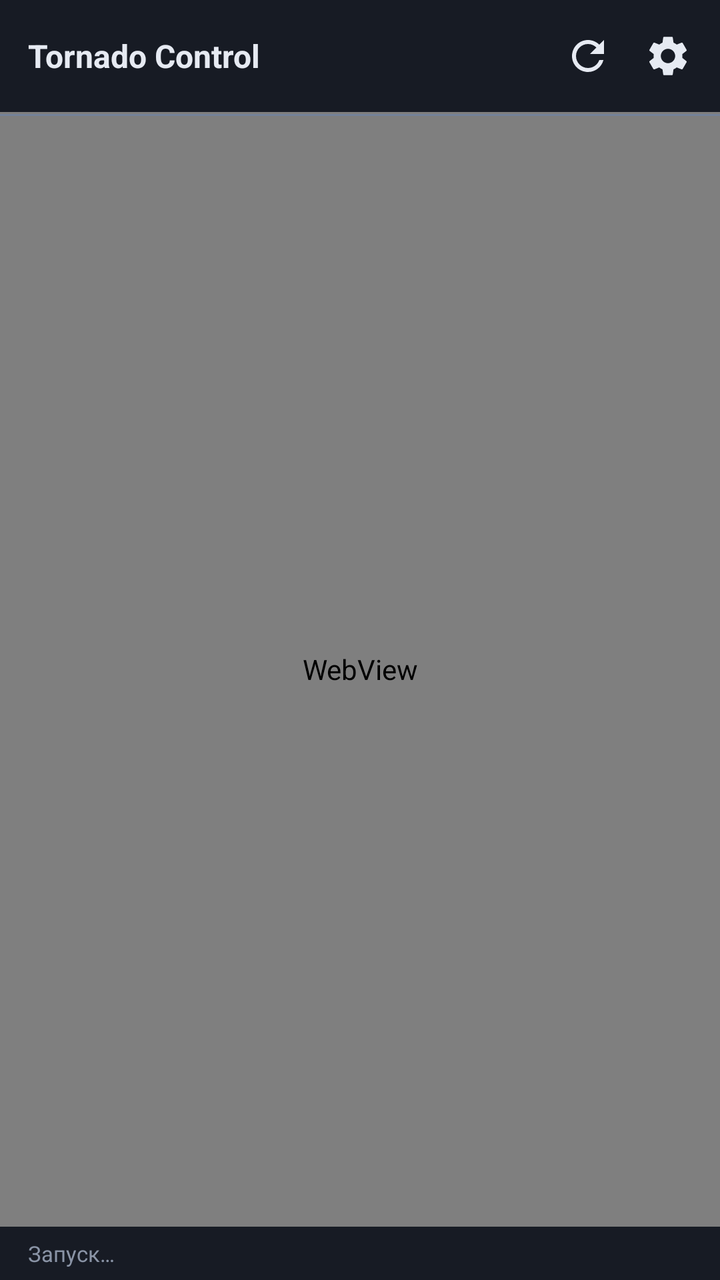
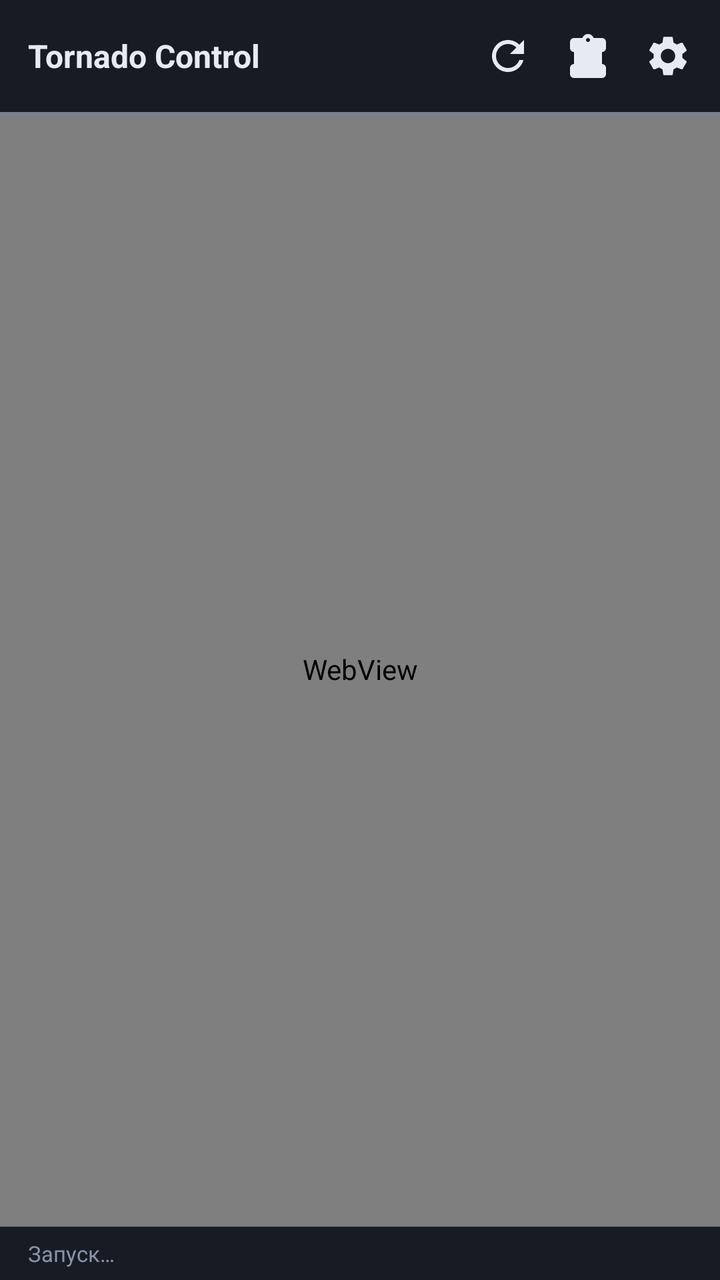

Before-and-after screenshots of an Android layout around one commit, followed by the original layout XML and the change that was made.
<!-- AndroidManifest.xml: application theme AppTheme -->
<!-- res/layout/activity_main.xml -->
<?xml version="1.0" encoding="utf-8"?>
<LinearLayout xmlns:android="http://schemas.android.com/apk/res/android"
    android:layout_width="match_parent"
    android:layout_height="match_parent"
    android:background="@color/bg"
    android:orientation="vertical">

    <LinearLayout
        android:id="@+id/topbar"
        android:layout_width="match_parent"
        android:layout_height="wrap_content"
        android:background="@color/panel"
        android:gravity="center_vertical"
        android:orientation="horizontal"
        android:paddingLeft="14dp"
        android:paddingTop="8dp"
        android:paddingRight="6dp"
        android:paddingBottom="8dp">

        <TextView
            android:id="@+id/title"
            android:layout_width="0dp"
            android:layout_height="wrap_content"
            android:layout_weight="1"
            android:ellipsize="end"
            android:maxLines="1"
            android:text="@string/app_name"
            android:textColor="@color/text"
            android:textSize="16sp"
            android:textStyle="bold" />

        <TextView
            android:id="@+id/badge"
            android:layout_width="wrap_content"
            android:layout_height="wrap_content"
            android:layout_marginEnd="8dp"
            android:background="@drawable/bg_badge"
            android:paddingLeft="8dp"
            android:paddingTop="3dp"
            android:paddingRight="8dp"
            android:paddingBottom="3dp"
            android:text="@string/badge_offline"
            android:textColor="@color/warn"
            android:textSize="10sp"
            android:textStyle="bold"
            android:visibility="gone" />

        <ImageButton
            android:id="@+id/btn_refresh"
            android:layout_width="40dp"
            android:layout_height="40dp"
            android:background="?android:attr/selectableItemBackgroundBorderless"
            android:contentDescription="@string/refresh"
            android:src="@drawable/ic_refresh"
            android:tint="@color/text" />

        <ImageButton
            android:id="@+id/btn_settings"
            android:layout_width="40dp"
            android:layout_height="40dp"
            android:background="?android:attr/selectableItemBackgroundBorderless"
            android:contentDescription="@string/settings"
            android:src="@drawable/ic_settings"
            android:tint="@color/text" />
    </LinearLayout>

    <FrameLayout
        android:layout_width="match_parent"
        android:layout_height="0dp"
        android:layout_weight="1">

        <WebView
            android:id="@+id/web"
            android:layout_width="match_parent"
            android:layout_height="match_parent" />

        <ProgressBar
            android:id="@+id/progress"
            style="?android:attr/progressBarStyleHorizontal"
            android:layout_width="match_parent"
            android:layout_height="3dp"
            android:layout_gravity="top"
            android:indeterminate="true" />
    </FrameLayout>

    <TextView
        android:id="@+id/status"
        android:layout_width="match_parent"
        android:layout_height="wrap_content"
        android:background="@color/panel"
        android:ellipsize="end"
        android:maxLines="2"
        android:paddingLeft="14dp"
        android:paddingTop="6dp"
        android:paddingRight="14dp"
        android:paddingBottom="6dp"
        android:text="@string/status_start"
        android:textColor="@color/muted"
        android:textSize="11sp" />
</LinearLayout>
<!-- resources referenced by this layout -->
<resources>
  <color name="bg">#FF0E1116</color>
  <color name="muted">#FF8A94A6</color>
  <color name="panel">#FF171B24</color>
  <color name="text">#FFE6EAF2</color>
  <color name="warn">#FFFFB74D</color>
  <!-- drawable bg_badge (drawable) -->
  <?xml version="1.0" encoding="utf-8"?>
  <shape xmlns:android="http://schemas.android.com/apk/res/android"
      android:shape="rectangle">
      <solid android:color="#33FFB74D" />
      <corners android:radius="4dp" />
  </shape>
  <!-- drawable ic_refresh (drawable) -->
  <?xml version="1.0" encoding="utf-8"?>
  <vector xmlns:android="http://schemas.android.com/apk/res/android"
      android:width="24dp"
      android:height="24dp"
      android:viewportWidth="24"
      android:viewportHeight="24">
      <path
          android:fillColor="#FFFFFFFF"
          android:pathData="M17.65,6.35C16.2,4.9 14.21,4 12,4c-4.42,0 -7.99,3.58 -8,8s3.58,8 8,8c3.73,0 6.84,-2.55 7.73,-6h-2.08c-0.82,2.33 -3.04,4 -5.65,4 -3.31,0 -6,-2.69 -6,-6s2.69,-6 6,-6c1.66,0 3.14,0.69 4.22,1.78L13,11h7V4l-2.35,2.35z" />
  </vector>
  <!-- drawable ic_settings (drawable) -->
  <?xml version="1.0" encoding="utf-8"?>
  <vector xmlns:android="http://schemas.android.com/apk/res/android"
      android:width="24dp"
      android:height="24dp"
      android:viewportWidth="24"
      android:viewportHeight="24">
      <path
          android:fillColor="#FFFFFFFF"
          android:pathData="M19.14,12.94c0.04,-0.3 0.06,-0.61 0.06,-0.94c0,-0.32 -0.02,-0.64 -0.07,-0.94l2.03,-1.58c0.18,-0.14 0.23,-0.41 0.12,-0.61l-1.92,-3.32c-0.12,-0.22 -0.37,-0.29 -0.59,-0.22l-2.39,0.96c-0.5,-0.38 -1.03,-0.7 -1.62,-0.94L14.4,2.81c-0.04,-0.24 -0.24,-0.41 -0.48,-0.41h-3.84c-0.24,0 -0.43,0.17 -0.47,0.41L9.25,5.35C8.66,5.59 8.12,5.92 7.63,6.29L5.24,5.33c-0.22,-0.08 -0.47,0 -0.59,0.22L2.74,8.87C2.62,9.08 2.66,9.34 2.86,9.48l2.03,1.58C4.84,11.36 4.8,11.69 4.8,12s0.02,0.64 0.07,0.94l-2.03,1.58c-0.18,0.14 -0.23,0.41 -0.12,0.61l1.92,3.32c0.12,0.22 0.37,0.29 0.59,0.22l2.39,-0.96c0.5,0.38 1.03,0.7 1.62,0.94l0.36,2.54c0.05,0.24 0.24,0.41 0.48,0.41h3.84c0.24,0 0.44,-0.17 0.47,-0.41l0.36,-2.54c0.59,-0.24 1.13,-0.56 1.62,-0.94l2.39,0.96c0.22,0.08 0.47,0 0.59,-0.22l1.92,-3.32c0.12,-0.22 0.07,-0.47 -0.12,-0.61L19.14,12.94zM12,15.6c-1.98,0 -3.6,-1.62 -3.6,-3.6s1.62,-3.6 3.6,-3.6s3.6,1.62 3.6,3.6S13.98,15.6 12,15.6z" />
  </vector>
  <string name="app_name">Tornado Control</string>
  <string name="badge_offline">OFFLINE</string>
  <string name="refresh">Обновить</string>
  <string name="settings">Настройки</string>
  <string name="status_start">Запуск…</string>
  <style name="AppTheme" parent="@android:style/Theme.Material.NoActionBar">
          <item name="android:windowBackground">@color/bg</item>
          <item name="android:statusBarColor">@color/panel</item>
          <item name="android:navigationBarColor">@color/panel</item>
          <item name="android:colorBackground">@color/bg</item>
          <item name="android:colorAccent">@color/accent</item>
      </style>
  <color name="accent">#FF4C8DFF</color>
</resources>

<!-- the commit's change to res/layout/activity_main.xml (unified diff, before → after) -->
@@ -55,6 +55,15 @@
             android:tint="@color/text" />
 
         <ImageButton
+            android:id="@+id/btn_test"
+            android:layout_width="40dp"
+            android:layout_height="40dp"
+            android:background="?android:attr/selectableItemBackgroundBorderless"
+            android:contentDescription="@string/test_page"
+            android:src="@drawable/ic_test"
+            android:tint="@color/text" />
+
+        <ImageButton
             android:id="@+id/btn_settings"
             android:layout_width="40dp"
             android:layout_height="40dp"
<!-- resource entries referenced after the edit -->
@@ -34,11 +34,23 @@
           android:fillColor="#FFFFFFFF"
           android:pathData="M19.14,12.94c0.04,-0.3 0.06,-0.61 0.06,-0.94c0,-0.32 -0.02,-0.64 -0.07,-0.94l2.03,-1.58c0.18,-0.14 0.23,-0.41 0.12,-0.61l-1.92,-3.32c-0.12,-0.22 -0.37,-0.29 -0.59,-0.22l-2.39,0.96c-0.5,-0.38 -1.03,-0.7 -1.62,-0.94L14.4,2.81c-0.04,-0.24 -0.24,-0.41 -0.48,-0.41h-3.84c-0.24,0 -0.43,0.17 -0.47,0.41L9.25,5.35C8.66,5.59 8.12,5.92 7.63,6.29L5.24,5.33c-0.22,-0.08 -0.47,0 -0.59,0.22L2.74,8.87C2.62,9.08 2.66,9.34 2.86,9.48l2.03,1.58C4.84,11.36 4.8,11.69 4.8,12s0.02,0.64 0.07,0.94l-2.03,1.58c-0.18,0.14 -0.23,0.41 -0.12,0.61l1.92,3.32c0.12,0.22 0.37,0.29 0.59,0.22l2.39,-0.96c0.5,0.38 1.03,0.7 1.62,0.94l0.36,2.54c0.05,0.24 0.24,0.41 0.48,0.41h3.84c0.24,0 0.44,-0.17 0.47,-0.41l0.36,-2.54c0.59,-0.24 1.13,-0.56 1.62,-0.94l2.39,0.96c0.22,0.08 0.47,0 0.59,-0.22l1.92,-3.32c0.12,-0.22 0.07,-0.47 -0.12,-0.61L19.14,12.94zM12,15.6c-1.98,0 -3.6,-1.62 -3.6,-3.6s1.62,-3.6 3.6,-3.6s3.6,1.62 3.6,3.6S13.98,15.6 12,15.6z" />
   </vector>
+  <!-- drawable ic_test (drawable) -->
+  <?xml version="1.0" encoding="utf-8"?>
+  <vector xmlns:android="http://schemas.android.com/apk/res/android"
+      android:width="24dp"
+      android:height="24dp"
+      android:viewportWidth="24"
+      android:viewportHeight="24">
+      <path
+          android:fillColor="#FFFFFFFF"
+          android:pathData="M19,3h-4.18C14.4,1.84 13.3,1 12,1S9.6,1.84 9.18,3H5C3.9,3 3,3.9 3,5v3c0,1.1 0.9,2 2,2v6c-1.1,0 -2,0.9 -2,2v3c0,1.1 0.9,2 2,2h14c1.1,0 2,-0.9 2,-2v-3c0,-1.1 -0.9,-2 -2,-2V10c1.1,0 2,-0.9 2,-2V5C21,3.9 20.1,3 19,3zM12,3c0.55,0 1,0.45 1,1s-0.45,1 -1,1s-1,-0.45 -1,-1S11.45,3 12,3zM10,17l4,-4l-4,-4V17z" />
+  </vector>
   <string name="app_name">Tornado Control</string>
   <string name="badge_offline">OFFLINE</string>
   <string name="refresh">Обновить</string>
   <string name="settings">Настройки</string>
   <string name="status_start">Запуск…</string>
+  <string name="test_page">Тест моста</string>
   <style name="AppTheme" parent="@android:style/Theme.Material.NoActionBar">
           <item name="android:windowBackground">@color/bg</item>
           <item name="android:statusBarColor">@color/panel</item>
